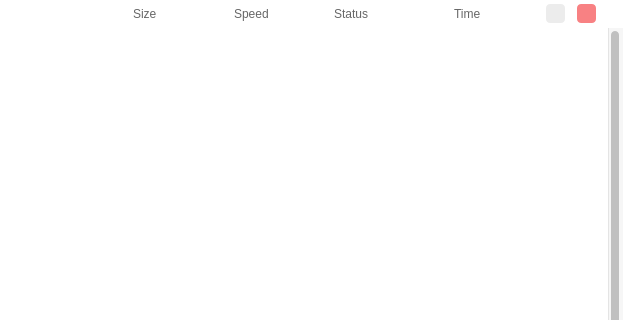
First picture: the form in src/MEGASync/gui/macx/TransfersWidget.ui, repository meganz/MEGAsync, before the edit; both pictures show x 186 to 809 and y 0 to 320 of the 809 by 642 pixel window.
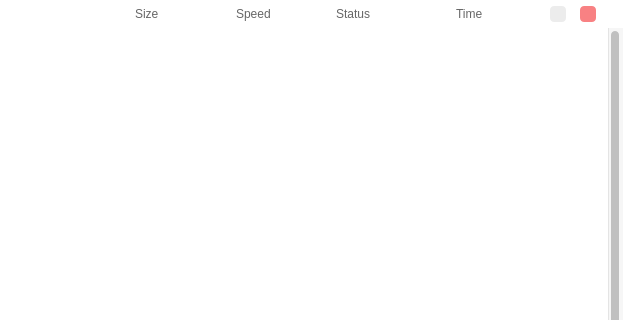
Second picture: the form after the edit. Icons and pictures are not drawn. Custom widgets are drawn as their Qt base class.

Commit message: Transfer Manager: Fix clear/cancel bug, fix ghost rows at init (race problem when initialising model), polish UI, update assets

```diff
--- a/src/MEGASync/gui/macx/TransfersWidget.ui
+++ b/src/MEGASync/gui/macx/TransfersWidget.ui
@@ -80,7 +80,11 @@
 #wTableHeader QToolButton
 {
     height: 16px;
+    max-height: 16px;
+    min-height: 16px;
     width: 16px;
+    max-width: 16px;
+    min-width: 16px;
     border-radius: 4px;
     margin-right: 12px;
     qProperty-iconSize: 16px;
@@ -338,6 +342,24 @@
            </widget>
           </item>
           <item>
+           <widget class="QWidget" name="wPauseResumeAll" native="true">
+            <layout class="QHBoxLayout" name="horizontalLayout">
+             <property name="spacing">
+              <number>0</number>
+             </property>
+             <property name="leftMargin">
+              <number>0</number>
+             </property>
+             <property name="topMargin">
+              <number>0</number>
+             </property>
+             <property name="rightMargin">
+              <number>0</number>
+             </property>
+             <property name="bottomMargin">
+              <number>0</number>
+             </property>
+             <item>
            <widget class="QToolButton" name="tPauseResumeAll">
             <property name="toolTip">
              <string>Pause or resume all selected transfers</string>
@@ -348,6 +370,9 @@
             </property>
            </widget>
           </item>
+            </layout>
+           </widget>
+          </item>
           <item>
            <widget class="QToolButton" name="tCancelAll">
             <property name="toolTip">
```
Left out of the diff: 2 changed lines with no effect on the pictures. Lines whose indentation alone changed are shown as unchanged. The commit also changes 71 other files.
